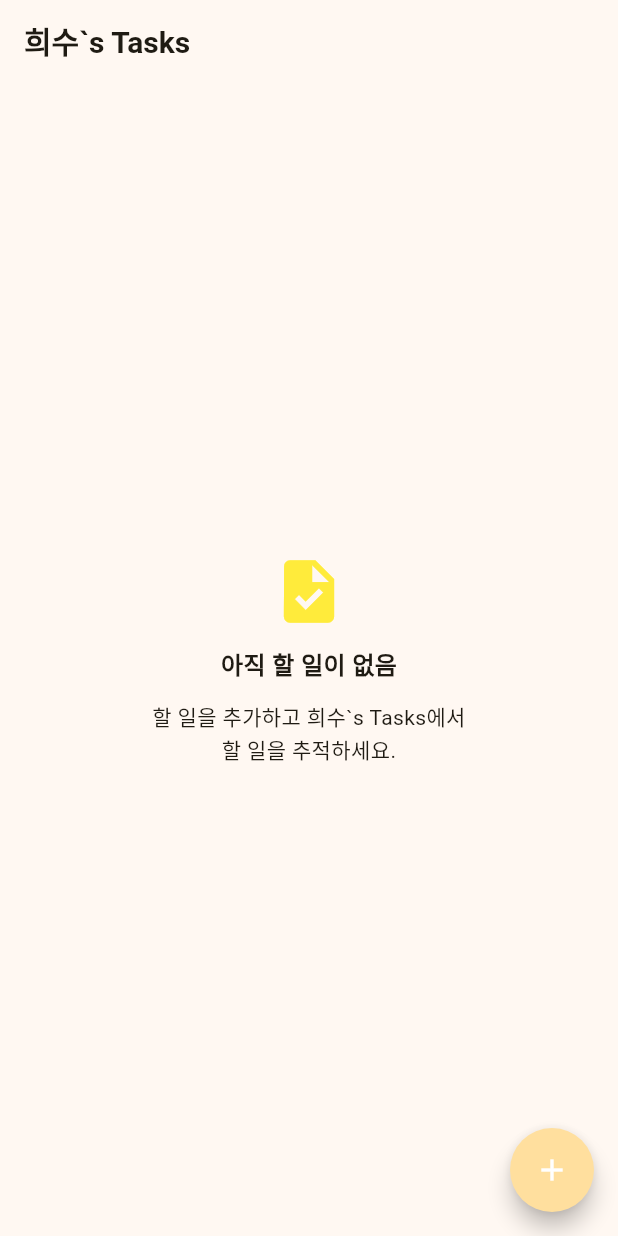
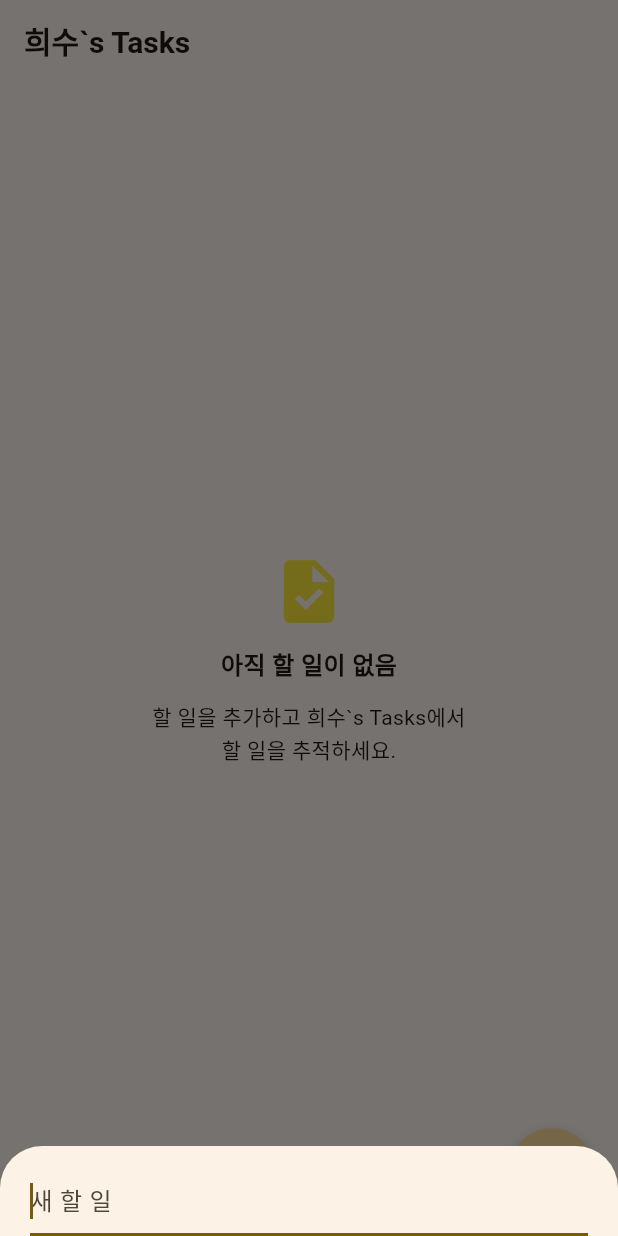
Before and after one commit to helloheesu/dart-practice, a Flutter app: the screen it shows after launch, after a tap on the "add" icon, on a phone screen of 412 x 824 dp. Run offline on Flutter 3.47's test engine with Material 3 defaults, Android fonts, the phone set to English and light mode, and no system bars.

Commit message:
플로팅 버튼 탭시 바텀시트 노출

```diff
--- a/tasks/lib/widgets/add_task_button.dart
+++ b/tasks/lib/widgets/add_task_button.dart
@@ -3,10 +3,32 @@ import 'package:flutter/material.dart';
 class AddTaskButton extends StatelessWidget {
   const AddTaskButton({super.key});
 
+  _showAddTaskBottomSheet(BuildContext context) {
+    showModalBottomSheet(
+      useSafeArea: true,
+      isScrollControlled: true,
+      context: context,
+      builder: (context) => Padding(
+        padding: EdgeInsets.only(
+          left: 20,
+          right: 20,
+          top: 12,
+          bottom: MediaQuery.of(context).viewInsets.bottom,
+        ),
+        child: TextField(
+          controller: TextEditingController(),
+          autofocus: true,
+          style: const TextStyle(fontSize: 16),
+          decoration: const InputDecoration(hintText: '새 할 일'),
+        ),
+      ),
+    );
+  }
+
   @override
   Widget build(BuildContext context) {
     return FloatingActionButton(
-      onPressed: () {},
+      onPressed: () => _showAddTaskBottomSheet(context),
       shape: const CircleBorder(),
       child: const Icon(Icons.add, color: Colors.white),
     );
```
